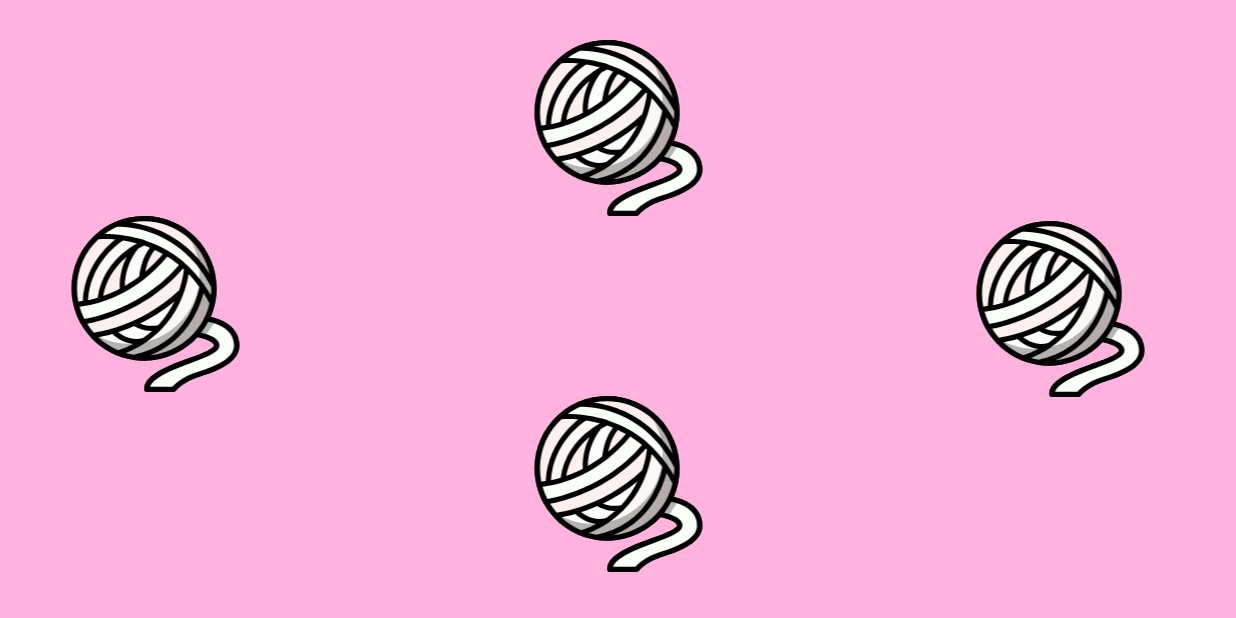
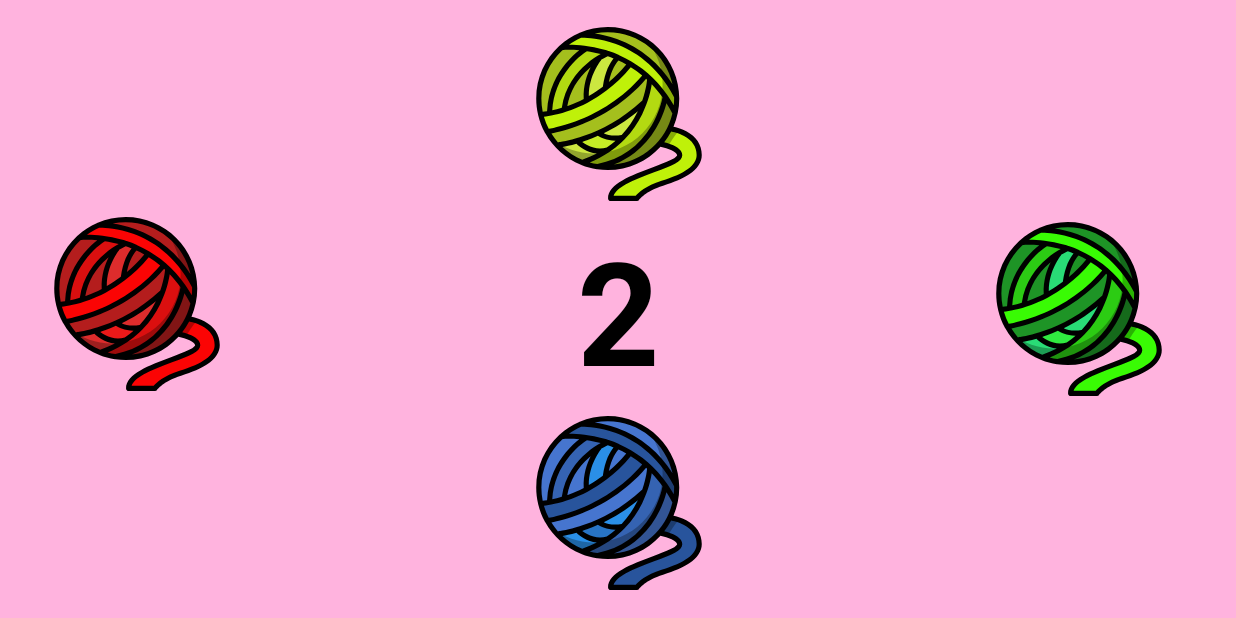
Before and after one commit to Roisin-M/MADFinalproject_Prototype1, an Android app: the GamePlay screen opened directly, with no data from a screen before it, on a phone screen of 824 x 412 dp (held sideways). Run offline under Robolectric (Android 15) with nearby library versions, the phone set to English and light mode, and no system bars.

Commit message:
Changed images to Image Buttons and have pattern displaying with good timeing, user is prompted to input pattern and this is validated against the sequence. success message or failure message displayed for now.

```diff
--- a/app/src/main/java/com/example/finalproject_prototype1/GamePlay.java
+++ b/app/src/main/java/com/example/finalproject_prototype1/GamePlay.java
@@ -1,6 +1,13 @@
 package com.example.finalproject_prototype1;
 
 import android.os.Bundle;
+import android.os.Handler;
+import android.view.View;
+import android.widget.Button;
+import android.widget.ImageButton;
+import android.widget.ImageView;
+import android.widget.TextView;
+import android.widget.Toast;
 
 import androidx.activity.EdgeToEdge;
 import androidx.appcompat.app.AppCompatActivity;
@@ -8,17 +15,124 @@ import androidx.core.graphics.Insets;
 import androidx.core.view.ViewCompat;
 import androidx.core.view.WindowInsetsCompat;
 
+import java.util.ArrayList;
+import java.util.List;
+import java.util.Random;
+
 public class GamePlay extends AppCompatActivity {
+
+    private ImageButton yellowWool, redWool, greenWool, blueWool;
+    private TextView countDown;
+    private List<ImageButton> buttonList; // List of wool buttons
+    private List<Integer> sequence; // Random sequence of indices
+    private List<Integer> userInput; // User input sequence
+    private Handler handler = new Handler(); // Handler for delayed tasks
+    private Random random = new Random(); // Random generator
 
     @Override
     protected void onCreate(Bundle savedInstanceState) {
         super.onCreate(savedInstanceState);
         EdgeToEdge.enable(this);
         setContentView(R.layout.activity_game_play);
-        ViewCompat.setOnApplyWindowInsetsListener(findViewById(R.id.main), (v, insets) -> {
-            Insets systemBars = insets.getInsets(WindowInsetsCompat.Type.systemBars());
-            v.setPadding(systemBars.left, systemBars.top, systemBars.right, systemBars.bottom);
-            return insets;
+
+        // Initialize buttons and TextView
+        yellowWool = findViewById(R.id.IV_yellowWool);
+        redWool = findViewById(R.id.IV_RedWool);
+        greenWool = findViewById(R.id.IV_GreenWool);
+        blueWool = findViewById(R.id.IV_BlueWool);
+        countDown = findViewById(R.id.tv_CountDown);
+
+        // Add Image buttons to the list in the same order as the sequence
+        buttonList = new ArrayList<>();
+        buttonList.add(redWool); // 0 - Red
+        buttonList.add(yellowWool); // 1 - Yellow
+        buttonList.add(greenWool); // 2 - Green
+        buttonList.add(blueWool); // 3 - Blue
+
+        // Display game countdown using Runnable to wait for methods to complete
+        displayCountDown(() -> {
+            generateRandomSequence(4);
+            displaySequence(() -> enableUserInput());
         });
     }
+    // Display a countdown before the game starts
+    private void displayCountDown(Runnable onComplete) {
+        int countdownDuration = 4000; // Total countdown duration
+        handler.postDelayed(() -> countDown.setText("3"), 0);
+        handler.postDelayed(() -> countDown.setText("2"), 1000);
+        handler.postDelayed(() -> countDown.setText("1"), 2000);
+        // Hide the countdown text after the countdown is done
+        handler.postDelayed(() -> countDown.setVisibility(View.INVISIBLE), 3000);
+
+        // Call the onComplete Runnable after the countdown finishes
+        handler.postDelayed(onComplete, countdownDuration);
+    }
+    // Generate a random sequence of indices
+    private void generateRandomSequence(int length) {
+        sequence = new ArrayList<>();
+        for (int i = 0; i < length; i++) {
+            sequence.add(random.nextInt(buttonList.size())); // Random index for highlight wool
+        }
+    }
+    // Display the sequence to the user
+    private void displaySequence(Runnable onComplete) {
+        for (int i = 0; i < sequence.size(); i++) {
+            final int index = sequence.get(i); // Get the wool index of the button
+            final ImageButton button = buttonList.get(index); // Get the button to highlight
+            handler.postDelayed(() -> {
+                button.setImageResource(R.drawable.whitewool); // Show highlight by setting source
+                handler.postDelayed(() -> button.setImageResource(
+                        getWoolDrawable(button)), 500); // Revert to original source
+            }, i * 2000); // Highlight with a delay
+        }
+        // Call the onComplete Runnable after the sequence finishes
+        handler.postDelayed(onComplete, sequence.size() * 2000);
+    }
+    // Enable user input by setting click listeners
+    private void enableUserInput() {
+        //prompt user to input
+        countDown.setVisibility(View.VISIBLE);
+        countDown.setText("COPY");
+        handler.postDelayed(() -> countDown.setVisibility(View.INVISIBLE), 2000);
+        // add click listeners to the buttons
+        userInput = new ArrayList<>();
+        for (int i = 0; i < buttonList.size(); i++) {
+            final int index = i; // Capture the index for comparison
+            ImageButton button = buttonList.get(i);
+            button.setOnClickListener(v -> {
+                userInput.add(index); // Add user input
+                validateUserInput(); // Check the input after each click
+            });
+        }
+    }
+    // Validate the user's input against the sequence
+    private void validateUserInput() {
+        if (userInput.size() <= sequence.size()) {
+            if (userInput.get(userInput.size() - 1).equals(sequence.get(userInput.size() - 1))) {
+                if (userInput.size() == sequence.size()) {
+                    countDown.setVisibility(View.VISIBLE);
+                    countDown.setText("You Won!");
+                    disableUserInput(); // Disable further input
+                }
+            } else {
+                countDown.setVisibility(View.VISIBLE);
+                countDown.setText("You Lost!");
+                disableUserInput(); // Disable further input
+            }
+        }
+    }
+    // Get the original drawable resource for a button
+    private int getWoolDrawable(ImageButton button) {
+        if (button == redWool) return R.drawable.redwool;
+        if (button == yellowWool) return R.drawable.yellowwool;
+        if (button == greenWool) return R.drawable.greenwool;
+        if (button == blueWool) return R.drawable.bluewool;
+        return 0; // Default, should not occur
+    }
+    // Disable user input by removing click listeners
+    private void disableUserInput() {
+        for (ImageButton button : buttonList) {
+            button.setOnClickListener(null); // Remove click listener
+        }
+    }
 }
--- a/app/src/main/res/layout/activity_game_play.xml
+++ b/app/src/main/res/layout/activity_game_play.xml
@@ -9,93 +9,78 @@
     android:orientation="horizontal"
     tools:context=".GamePlay">
 
-    <ImageView
+    <ImageButton
         android:id="@+id/IV_yellowWool"
-        android:layout_width="143dp"
-        android:layout_height="117dp"
+        android:layout_width="115dp"
+        android:layout_height="116dp"
+        android:adjustViewBounds="true"
+        android:background="@null"
+        android:contentDescription="Yellow wool ball"
+        android:scaleType="centerCrop"
+        android:src="@drawable/yellowwool"
         app:layout_constraintBottom_toBottomOf="parent"
         app:layout_constraintEnd_toEndOf="parent"
         app:layout_constraintStart_toStartOf="parent"
         app:layout_constraintTop_toTopOf="parent"
-        app:layout_constraintVertical_bias="0.091"
-        app:srcCompat="@drawable/yellowwool" />
+        app:layout_constraintVertical_bias="0.061" />
 
-    <ImageView
-        android:id="@+id/IV_yellowWool_Highlight"
-        android:layout_width="143dp"
-        android:layout_height="117dp"
-        app:layout_constraintBottom_toBottomOf="parent"
-        app:layout_constraintEnd_toEndOf="parent"
-        app:layout_constraintStart_toStartOf="parent"
-        app:layout_constraintTop_toTopOf="parent"
-        app:layout_constraintVertical_bias="0.091"
-        app:srcCompat="@drawable/whitewool" />
-
-    <ImageView
+    <ImageButton
         android:id="@+id/IV_RedWool"
-        android:layout_width="143dp"
-        android:layout_height="117dp"
+        android:layout_width="115dp"
+        android:layout_height="116dp"
+        android:src="@drawable/redwool"
+        android:background="@null"
+        android:scaleType="centerCrop"
+        android:adjustViewBounds="true"
         app:layout_constraintBottom_toBottomOf="parent"
         app:layout_constraintEnd_toEndOf="parent"
         app:layout_constraintHorizontal_bias="0.047"
         app:layout_constraintStart_toStartOf="parent"
         app:layout_constraintTop_toTopOf="parent"
         app:layout_constraintVertical_bias="0.489"
-        app:srcCompat="@drawable/redwool" />
+        android:contentDescription="Red wool ball"/>
 
-    <ImageView
-        android:id="@+id/IV_RedWool_Highlight"
-        android:layout_width="143dp"
-        android:layout_height="117dp"
-        app:layout_constraintBottom_toBottomOf="parent"
-        app:layout_constraintEnd_toEndOf="parent"
-        app:layout_constraintHorizontal_bias="0.047"
-        app:layout_constraintStart_toStartOf="parent"
-        app:layout_constraintTop_toTopOf="parent"
-        app:layout_constraintVertical_bias="0.489"
-        app:srcCompat="@drawable/whitewool" />
-
-    <ImageView
+    <ImageButton
         android:id="@+id/IV_GreenWool"
-        android:layout_width="143dp"
-        android:layout_height="117dp"
+        android:layout_width="115dp"
+        android:layout_height="116dp"
+        android:src="@drawable/greenwool"
+        android:background="@null"
+        android:scaleType="centerCrop"
+        android:adjustViewBounds="true"
         app:layout_constraintBottom_toBottomOf="parent"
         app:layout_constraintEnd_toEndOf="parent"
         app:layout_constraintHorizontal_bias="0.933"
         app:layout_constraintStart_toStartOf="parent"
         app:layout_constraintTop_toTopOf="parent"
-        app:srcCompat="@drawable/greenwool" />
+        android:contentDescription="Green wool ball"/>
 
-    <ImageView
-        android:id="@+id/IV_GreenWool_Highlight"
-        android:layout_width="143dp"
-        android:layout_height="117dp"
-        app:layout_constraintBottom_toBottomOf="parent"
-        app:layout_constraintEnd_toEndOf="parent"
-        app:layout_constraintHorizontal_bias="0.933"
-        app:layout_constraintStart_toStartOf="parent"
-        app:layout_constraintTop_toTopOf="parent"
-        app:srcCompat="@drawable/whitewool" />
-
-    <ImageView
+    <ImageButton
         android:id="@+id/IV_BlueWool"
-        android:layout_width="143dp"
-        android:layout_height="117dp"
+        android:layout_width="115dp"
+        android:layout_height="116dp"
+        android:adjustViewBounds="true"
+        android:background="@null"
+        android:contentDescription="Blue wool ball"
+        android:scaleType="centerCrop"
+        android:src="@drawable/bluewool"
         app:layout_constraintBottom_toBottomOf="parent"
         app:layout_constraintEnd_toEndOf="parent"
         app:layout_constraintStart_toStartOf="parent"
         app:layout_constraintTop_toTopOf="parent"
-        app:layout_constraintVertical_bias="0.897"
-        app:srcCompat="@drawable/bluewool" />
+        app:layout_constraintVertical_bias="0.938" />
 
-    <ImageView
-        android:id="@+id/IV_BlueWool_Highlight"
-        android:layout_width="143dp"
-        android:layout_height="117dp"
+    <TextView
+        android:id="@+id/tv_CountDown"
+        android:layout_width="wrap_content"
+        android:layout_height="wrap_content"
+        android:text="TextView"
+        android:textAlignment="center"
+        android:textColor="@color/black_strong"
+        android:textSize="96sp"
+        android:textStyle="bold"
         app:layout_constraintBottom_toBottomOf="parent"
         app:layout_constraintEnd_toEndOf="parent"
         app:layout_constraintStart_toStartOf="parent"
-        app:layout_constraintTop_toTopOf="parent"
-        app:layout_constraintVertical_bias="0.897"
-        app:srcCompat="@drawable/whitewool" />
+        app:layout_constraintTop_toTopOf="parent" />
 </androidx.constraintlayout.widget.ConstraintLayout>
```
